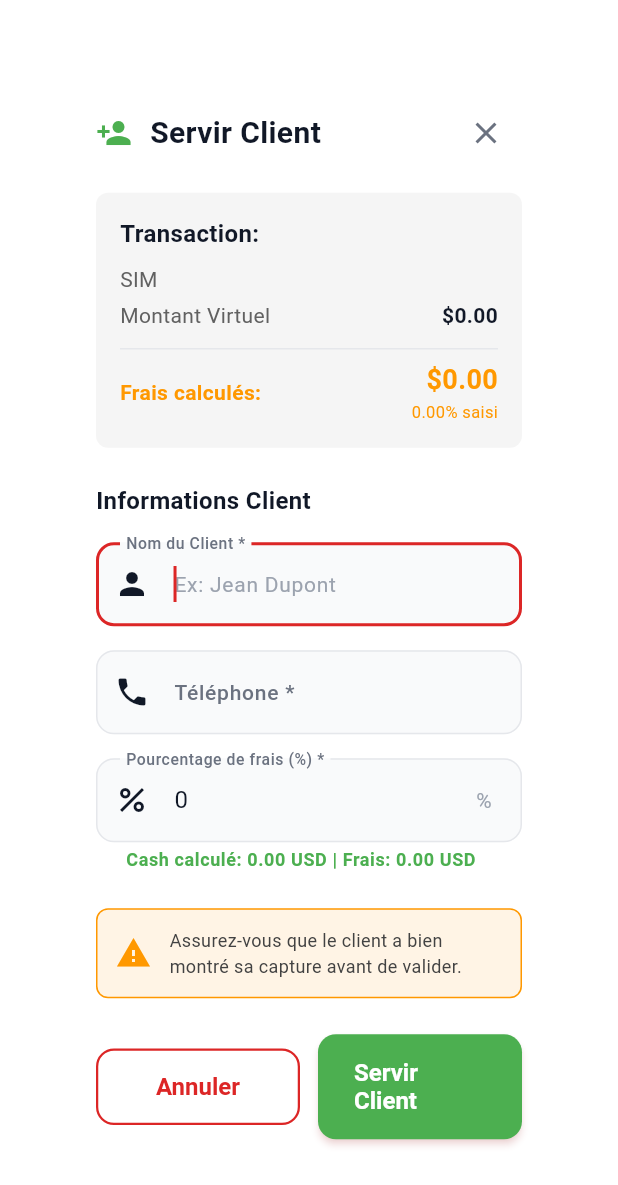
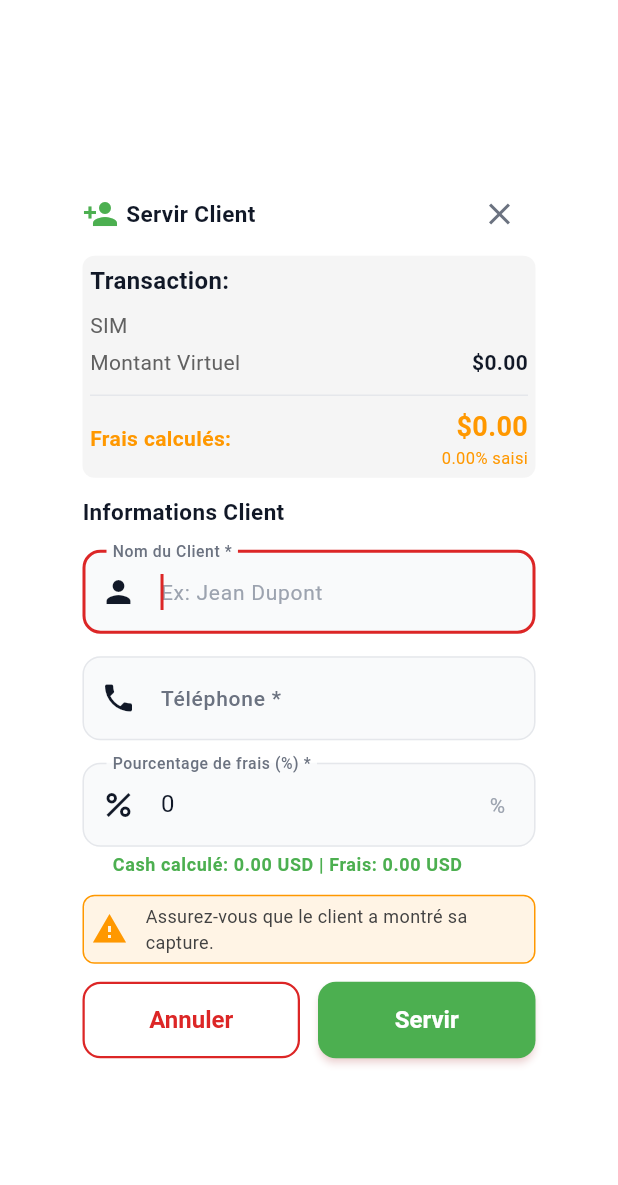
Before and after one commit to FreshUnderground/UCASHV01, a Flutter app: the ServeClientDialog widget shown alone on an empty page, opened directly with empty values, on a phone screen of 412 x 824 dp. Shown: the top 1185 px of the screen. Run offline on Flutter 3.47's test engine with Material 3 defaults, Android fonts, the phone set to English and light mode, and no system bars; our stand-ins replace audioplayers, connectivity_plus, flutter_local_notifications, image_picker, pdf, printing and 2 more; missing offline and left inert: bluetooth_print, esc_pos_utils_plus, flutter_printer_qpos; accounts and stored records are empty; generated files the repository leaves out were written again; network calls fail.

Commit message:
avant autre modif

```diff
--- a/lib/widgets/serve_client_dialog.dart
+++ b/lib/widgets/serve_client_dialog.dart
@@ -225,7 +225,7 @@ class _ServeClientDialogState extends State<ServeClientDialog> {
         constraints: const BoxConstraints(maxWidth: 500),
         child: SingleChildScrollView(
           child: Padding(
-            padding: const EdgeInsets.all(24),
+            padding: const EdgeInsets.all(15),
             child: Form(
               key: _formKey,
               child: Column(
@@ -235,11 +235,11 @@ class _ServeClientDialogState extends State<ServeClientDialog> {
                   Row(
                     children: [
                       const Icon(Icons.person_add, color: Colors.green),
-                      const SizedBox(width: 12),
+                      const SizedBox(width: 5),
                       const Expanded(
                         child: Text(
                           'Servir Client',
-                          style: TextStyle(fontSize: 20, fontWeight: FontWeight.bold),
+                          style: TextStyle(fontSize: 15, fontWeight: FontWeight.bold),
                         ),
                       ),
                       IconButton(
@@ -248,11 +248,11 @@ class _ServeClientDialogState extends State<ServeClientDialog> {
                       ),
                     ],
                   ),
-                  const SizedBox(height: 16),
+                  const SizedBox(height: 4),
 
                   // Informations transaction
                   Container(
-                    padding: const EdgeInsets.all(16),
+                    padding: const EdgeInsets.all(5),
                     decoration: BoxDecoration(
                       color: Colors.grey[100],
                       borderRadius: BorderRadius.circular(8),
@@ -305,13 +305,13 @@ class _ServeClientDialogState extends State<ServeClientDialog> {
                       ],
                     ),
                   ),
-                  const SizedBox(height: 24),
+                  const SizedBox(height: 12),
 
                   const Text(
                     'Informations Client',
-                    style: TextStyle(fontSize: 16, fontWeight: FontWeight.bold),
+                    style: TextStyle(fontSize: 15, fontWeight: FontWeight.bold),
                   ),
-                  const SizedBox(height: 16),
+                  const SizedBox(height: 15),
 
                   // Nom client
                   TextFormField(
@@ -330,7 +330,7 @@ class _ServeClientDialogState extends State<ServeClientDialog> {
                     },
                     autofocus: true,
                   ),
-                  const SizedBox(height: 16),
+                  const SizedBox(height: 15),
 
                   // Téléphone client
                   TextFormField(
@@ -349,7 +349,7 @@ class _ServeClientDialogState extends State<ServeClientDialog> {
                       return null;
                     },
                   ),
-                  const SizedBox(height: 16),
+                  const SizedBox(height: 15),
 
                   // Pourcentage de frais (à saisir par l'agent)
                   TextFormField(
@@ -379,11 +379,11 @@ class _ServeClientDialogState extends State<ServeClientDialog> {
                     },
                     onChanged: (value) => _calculateFromPercentage(),
                   ),
-                  const SizedBox(height: 24),
+                  const SizedBox(height: 12),
 
                   // Avertissement
                   Container(
-                    padding: const EdgeInsets.all(12),
+                    padding: const EdgeInsets.all(5),
                     decoration: BoxDecoration(
                       color: Colors.orange.withOpacity(0.1),
                       borderRadius: BorderRadius.circular(8),
@@ -395,14 +395,14 @@ class _ServeClientDialogState extends State<ServeClientDialog> {
                         const SizedBox(width: 12),
                         Expanded(
                           child: Text(
-                            'Assurez-vous que le client a bien montré sa capture avant de valider.',
+                            'Assurez-vous que le client a montré sa capture.',
                             style: TextStyle(color: Colors.grey[800], fontSize: 12),
                           ),
                         ),
                       ],
                     ),
                   ),
-                  const SizedBox(height: 24),
+                  const SizedBox(height: 12),
 
                   // Boutons
                   Row(
@@ -430,7 +430,7 @@ class _ServeClientDialogState extends State<ServeClientDialog> {
                                     color: Colors.white,
                                   ),
                                 )
-                              : const Text('Servir Client'),
+                              : const Text('Servir'),
                         ),
                       ),
                     ],
```
